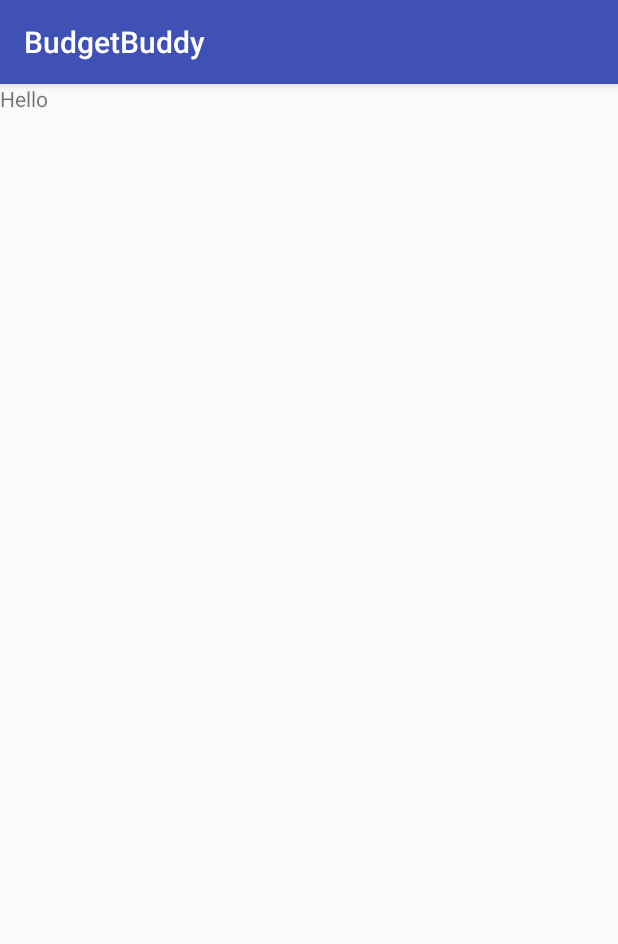
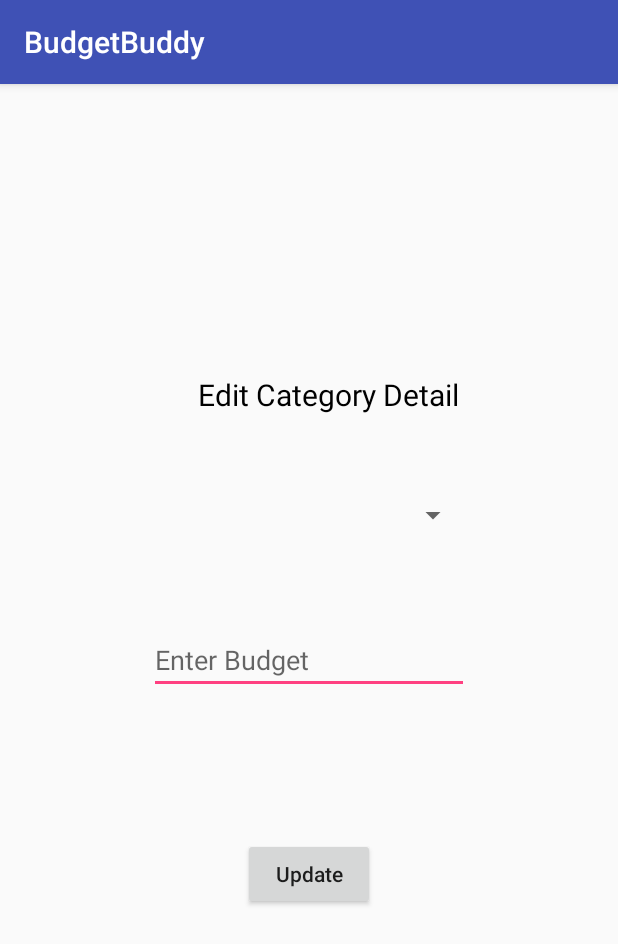
Before and after one commit to sarikasingh00/BudgetBuddy, an Android app: the fragment EditFragment shown on its own in the app's theme, on a phone screen of 412 x 824 dp. Shown: the top 944 px of the screen. Run offline under Robolectric (Android 15) with nearby library versions, the phone set to English and light mode, and no system bars; our stand-ins replace Firebase (no records; nobody signed in at launch, a user with empty details on screens opened directly).

Commit message:
EditCategory(Working properly)

```diff
--- a/app/build.gradle
+++ b/app/build.gradle
@@ -4,7 +4,7 @@ apply plugin: 'com.google.gms.google-services'
 android {
     signingConfigs {
         debug {
-            storeFile file('C:\\Users\\Sarika\\.android\\debug.keystore')
+            storeFile file('C:\\Users\\yashc\\.android\\debug.keystore')
             storePassword 'android'
             keyAlias = 'AndroidDebugKey'
             keyPassword 'android'
--- a/app/src/main/java/com/example/sarika/budgetbuddy/ui/editCategory/EditFragment.java
+++ b/app/src/main/java/com/example/sarika/budgetbuddy/ui/editCategory/EditFragment.java
@@ -1,5 +1,7 @@
 package com.example.sarika.budgetbuddy.ui.editCategory;
 
+import androidx.lifecycle.MutableLiveData;
+import androidx.lifecycle.Observer;
 import androidx.lifecycle.ViewModelProviders;
 
 import android.os.Bundle;
@@ -8,15 +10,33 @@ import androidx.annotation.NonNull;
 import androidx.annotation.Nullable;
 import androidx.fragment.app.Fragment;
 
+import android.util.Log;
 import android.view.LayoutInflater;
 import android.view.View;
 import android.view.ViewGroup;
+import android.widget.AdapterView;
+import android.widget.ArrayAdapter;
+import android.widget.Button;
+import android.widget.ListView;
+import android.widget.Spinner;
+import android.widget.TextView;
+import android.widget.Toast;
 
 import com.example.sarika.budgetbuddy.R;
+import com.example.sarika.budgetbuddy.ui.addCategory.AddFragment;
+
+import java.util.ArrayList;
+import java.util.List;
+import java.util.Objects;
 
 public class EditFragment extends Fragment {
 
     private EditViewModel mViewModel;
+    private TextView updatebudget;
+    private TextView edittext;
+    private Button updatebutton;
+    private Spinner spinner;
+    String spinnertext;
 
     public static EditFragment newInstance() {
         return new EditFragment();
@@ -32,7 +52,48 @@ public class EditFragment extends Fragment {
     public void onActivityCreated(@Nullable Bundle savedInstanceState) {
         super.onActivityCreated(savedInstanceState);
         mViewModel = ViewModelProviders.of(this).get(EditViewModel.class);
+        Log.d("Doc", "mViewModel-" + mViewModel);
+        mViewModel.getCat().observe(getViewLifecycleOwner(), new Observer<String[]>() {
+            @Override
+            public void onChanged(String[] strings) {
+                ArrayAdapter<String> adapter = new ArrayAdapter<String>(Objects.requireNonNull(getActivity()), android.R.layout.simple_spinner_dropdown_item, mViewModel.cat.getValue());
+                spinner.setAdapter(adapter);
+                spinner.setOnItemSelectedListener(new AdapterView.OnItemSelectedListener() {
+                    @Override
+                    public void onItemSelected(AdapterView<?> adapterView, View view, int i, long l) {
+                        spinnertext = adapterView.getItemAtPosition(i).toString();
+                        //int expense = mViewModel.getexpense(spinnertext);
+                       // Toast.makeText(adapterView.getContext(), spinnertext, Toast.LENGTH_SHORT).show();
+                    }
+
+                    @Override
+                    public void onNothingSelected(AdapterView<?> adapterView) {
+
+                    }
+                });
+            }
+        });
         // TODO: Use the ViewModel
     }
 
+    public void onViewCreated(View view, Bundle savedInstanceState) {
+        updatebudget = view.findViewById(R.id.budget_update);
+        edittext = view.findViewById(R.id.EditCategory);
+        updatebutton = view.findViewById(R.id.update_button);
+        spinner = view.findViewById(R.id.spinner1);
+    }
+
+    public void onStart() {
+        super.onStart();
+        mViewModel.getData();
+        updatebutton.setOnClickListener(new View.OnClickListener() {
+            @Override
+            public void onClick(View view) {
+                int budgettoupdate = Integer.parseInt(updatebudget.getText().toString());
+                mViewModel.updateData(spinnertext, budgettoupdate);
+                updatebudget.setText("");
+                Toast.makeText(getActivity(), "Category Updated!",Toast.LENGTH_LONG).show();
+            }
+        });
+    }
 }
--- a/app/src/main/java/com/example/sarika/budgetbuddy/ui/editCategory/EditViewModel.java
+++ b/app/src/main/java/com/example/sarika/budgetbuddy/ui/editCategory/EditViewModel.java
@@ -1,7 +1,197 @@
 package com.example.sarika.budgetbuddy.ui.editCategory;
 
+import android.util.Log;
+import android.view.View;
+import android.widget.ArrayAdapter;
+import android.widget.Toast;
+
+import androidx.annotation.NonNull;
+import androidx.annotation.Nullable;
+import androidx.lifecycle.MutableLiveData;
 import androidx.lifecycle.ViewModel;
+
+import com.example.sarika.budgetbuddy.UserDocInfo;
+import com.google.android.gms.tasks.OnCompleteListener;
+import com.google.android.gms.tasks.OnFailureListener;
+import com.google.android.gms.tasks.OnSuccessListener;
+import com.google.android.gms.tasks.Task;
+import com.google.firebase.auth.FirebaseAuth;
+import com.google.firebase.firestore.DocumentReference;
+import com.google.firebase.firestore.DocumentSnapshot;
+import com.google.firebase.firestore.EventListener;
+import com.google.firebase.firestore.FirebaseFirestore;
+import com.google.firebase.firestore.FirebaseFirestoreException;
+import com.google.firebase.firestore.QueryDocumentSnapshot;
+import com.google.firebase.firestore.QuerySnapshot;
+import com.google.firebase.firestore.SetOptions;
+
+import java.util.HashMap;
+import java.util.Locale;
+import java.util.Map;
+import java.util.Objects;
+import java.util.Set;
 
 public class EditViewModel extends ViewModel {
     // TODO: Implement the ViewModel
+    MutableLiveData<String[]> cat;
+    public String Uid;
+    private FirebaseAuth mAuth;
+    private FirebaseFirestore db;
+    int expense;
+    private static final String TAG = "DocSnippets";
+    UserDocInfo user;
+
+    public EditViewModel(){
+        cat=new MutableLiveData<>();
+        mAuth=FirebaseAuth.getInstance();
+        Uid=mAuth.getUid();
+        db=FirebaseFirestore.getInstance();
+    }
+
+    /*public String[] getData(){
+        db.collection("Users").document(Uid).get()
+                .addOnSuccessListener(new OnSuccessListener<DocumentSnapshot>() {
+                    int i=0;
+                    @Override
+                    public void onSuccess(DocumentSnapshot documentSnapshot) {
+                        if(documentSnapshot.exists()) {
+                            Map<String, Object> getcat = documentSnapshot.getData();
+                            for(Map.Entry<String, Object> m : getcat.entrySet())
+                            {
+                                cat[i] = m.getKey();
+                                i++;
+                            }
+                        }
+                        else{
+                            Log.d(TAG, "DocumentSnapshot not successful!");
+                        }
+                    }
+                })
+                .addOnFailureListener(new OnFailureListener() {
+                    @Override
+                    public void onFailure(@NonNull Exception e) {
+                        Log.w(TAG, "Error reading document", e);
+                    }
+                });
+        return cat;
+    }*/
+
+    /*public int getexpense(final String name){
+        DocumentReference ref = db.document("/Users/" +Uid);
+        ref.get()
+                .addOnCompleteListener(new OnCompleteListener<DocumentSnapshot>() {
+                    @Override
+                    public void onComplete(@NonNull Task<DocumentSnapshot> task) {
+                        if(task.isSuccessful()){
+                            DocumentSnapshot documentSnapshot = task.getResult();
+                            if(documentSnapshot.exists()){
+                                Map<String, Object> map;
+                                map = documentSnapshot.getData();
+                                expense = findexpense(map, name);
+                            }
+                            else{
+                                Log.d(TAG, "No such document");
+                            }
+                        }
+                        else{
+                            Log.d(TAG, "get failed with", task.getException());
+                        }
+                    }
+                });
+        return expense;
+    }*/
+
+    /*public int findexpense(Map<String, Object> map, String name){
+        Log.d("Doc","map="+map);
+        for(Map.Entry<String, Object> m : map.entrySet()) {
+            if (name.equals(m.getKey())) {
+                user = (UserDocInfo) m.getValue();
+            }
+        }
+        Log.d(TAG, "expense: "+user.getExpense());
+        return user.getExpense();
+    }*/
+
+
+    public void getData(){
+        DocumentReference ref = db.document("/Users/" +Uid);
+        ref.get()
+                .addOnCompleteListener(new OnCompleteListener<DocumentSnapshot>() {
+                    @Override
+                    public void onComplete(@NonNull Task<DocumentSnapshot> task) {
+                        if(task.isSuccessful()){
+                            DocumentSnapshot documentSnapshot = task.getResult();
+                            if(documentSnapshot.exists()){
+                                Map<String, Object> map;
+                                map = documentSnapshot.getData();
+                                String cat1[] = getcatname(map);
+                                for(int i=0;i<cat1.length;i++)
+                                    Log.d("Doc","cat1="+cat1[i]);
+                                cat.setValue(cat1);
+                            }
+                            else{
+                                Log.d(TAG, "No such document");
+                            }
+                        }
+                        else{
+                            Log.d(TAG, "get failed with", task.getException());
+                        }
+                    }
+                });
+       // Log.d("Doc","returning"+cat);
+     //return cat;
+    }
+
+    public String[] getcatname(Map<String, Object> map){
+        int i=0;
+        Log.d("Doc","map="+map);
+        String[] catname = new String[map.size()];
+        for(Map.Entry<String, Object> m : map.entrySet())
+        {
+            catname[i] = m.getKey();
+            //user = (UserDocInfo) m.getValue();
+            //Log.d("Doc","user"+user.getExpense());
+            i++;
+        }
+        //cat.setValue(catname);
+        return catname;
+    }
+
+    public MutableLiveData<String[]> getCat() {
+        return cat;
+    }
+
+    public void updateData(String name, int budget){
+        Map<String, Object> map = new HashMap<>();
+        map.put("Category name", name);
+        map.put("Budget", budget);
+        db.collection("Users").document(Uid).collection("Categories").document(name).update(map)
+                .addOnSuccessListener(new OnSuccessListener<Void>() {
+                    @Override
+                    public void onSuccess(Void aVoid) {
+                        Log.d(TAG, "DocumentSnapshot successfully written!");
+                    }
+                })
+                .addOnFailureListener(new OnFailureListener() {
+                    @Override
+                    public void onFailure(@NonNull Exception e) {
+                        Log.w(TAG, "Error writing document", e);
+                    }
+                });
+        db.collection("Users").document(Uid).update(
+            name+".budget", budget
+        )
+                .addOnSuccessListener(new OnSuccessListener<Void>() {
+                    @Override
+                    public void onSuccess(Void aVoid) {
+                        Log.d(TAG, "DocumentSnapshot successfully written!");
+                    }
+                })
+                .addOnFailureListener(new OnFailureListener() {
+                    @Override
+                    public void onFailure(@NonNull Exception e) {
+                        Log.w(TAG, "Error writing document", e);
+                    }
+                });
+    }
 }
--- a/app/src/main/res/layout/fragment_edit.xml
+++ b/app/src/main/res/layout/fragment_edit.xml
@@ -1,13 +1,77 @@
 <?xml version="1.0" encoding="utf-8"?>
-<FrameLayout xmlns:android="http://schemas.android.com/apk/res/android"
+<androidx.constraintlayout.widget.ConstraintLayout xmlns:android="http://schemas.android.com/apk/res/android"
+    xmlns:app="http://schemas.android.com/apk/res-auto"
     xmlns:tools="http://schemas.android.com/tools"
+    android:id="@+id/constraintLayout"
     android:layout_width="match_parent"
     android:layout_height="match_parent"
-    tools:context=".ui.editCategory.EditFragment">
+    tools:context=".ui.addCategory.AddFragment" >
+
+    <EditText
+        android:id="@+id/budget_update"
+        android:layout_width="wrap_content"
+        android:layout_height="wrap_content"
+        android:layout_marginStart="99dp"
+        android:layout_marginLeft="99dp"
+        android:layout_marginEnd="99dp"
+        android:layout_marginRight="99dp"
+        android:ems="10"
+        android:hint="Enter Budget"
+        android:inputType="numberSigned"
+        app:layout_constraintBottom_toBottomOf="parent"
+        app:layout_constraintEnd_toEndOf="parent"
+        app:layout_constraintHorizontal_bias="0.0"
+        app:layout_constraintStart_toStartOf="parent"
+        app:layout_constraintTop_toTopOf="parent" />
+
+    <Button
+        android:id="@+id/update_button"
+        android:layout_width="88dp"
+        android:layout_height="48dp"
+        android:layout_marginStart="162dp"
+        android:layout_marginLeft="162dp"
+        android:layout_marginTop="78dp"
+        android:layout_marginEnd="162dp"
+        android:layout_marginRight="162dp"
+        android:layout_marginBottom="217dp"
+        android:capitalize="none"
+        android:text="Update"
+        android:textAllCaps="false"
+        app:layout_constraintBottom_toBottomOf="parent"
+        app:layout_constraintEnd_toEndOf="parent"
+        app:layout_constraintHorizontal_bias="1.0"
+        app:layout_constraintStart_toStartOf="parent"
+        app:layout_constraintTop_toBottomOf="@+id/budget_amount" />
 
     <TextView
+        android:id="@+id/EditCategory"
+        android:layout_width="wrap_content"
+        android:layout_height="wrap_content"
+        android:layout_marginStart="106dp"
+        android:layout_marginEnd="106dp"
+        android:layout_marginBottom="8dp"
+        android:text="Edit Category Detail"
+        android:textAlignment="center"
+        android:textColor="#000000"
+        android:textSize="20sp"
+        app:layout_constraintBottom_toTopOf="@+id/budget_update"
+        app:layout_constraintEnd_toEndOf="parent"
+        app:layout_constraintHorizontal_bias="1.0"
+        app:layout_constraintStart_toStartOf="parent"
+        app:layout_constraintTop_toTopOf="parent"
+        app:layout_constraintVertical_bias="0.593" />
+
+    <Spinner
+        android:id="@+id/spinner1"
         android:layout_width="match_parent"
-        android:layout_height="match_parent"
-        android:text="Hello" />
+        android:layout_height="wrap_content"
+        android:layout_marginStart="99dp"
+        android:layout_marginEnd="99dp"
+        android:layout_marginBottom="8dp"
+        android:spinnerMode="dropdown"
+        app:layout_constraintBottom_toTopOf="@+id/budget_update"
+        app:layout_constraintEnd_toEndOf="parent"
+        app:layout_constraintStart_toStartOf="parent"
+        app:layout_constraintTop_toBottomOf="@+id/EditCategory" />
 
-</FrameLayout>
+</androidx.constraintlayout.widget.ConstraintLayout>
--- a/build.gradle
+++ b/build.gradle
@@ -7,7 +7,7 @@ buildscript {
         jcenter()
     }
     dependencies {
-        classpath 'com.android.tools.build:gradle:3.5.1'
+        classpath 'com.android.tools.build:gradle:3.4.2'
         classpath 'com.google.gms:google-services:4.2.0'
 
 
```
